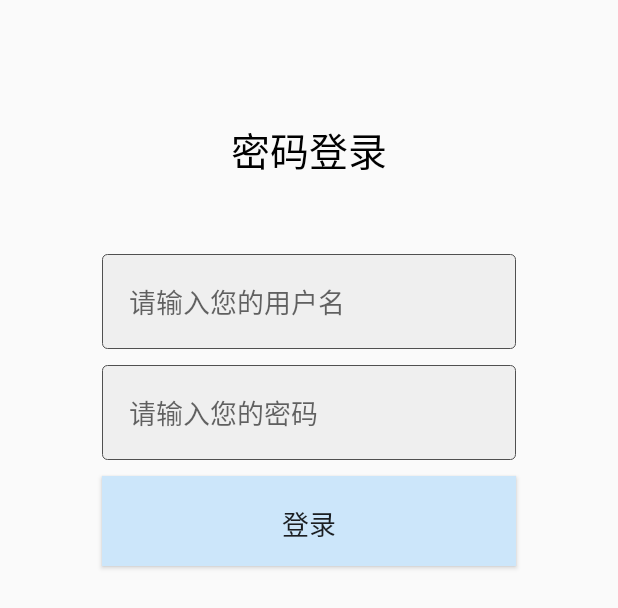
After one commit to CaoZhengIsNotErShiu/time_line_apk, an Android app: the layout setting_pager.xml on its own in the app's theme, with its tools: preview values and no code run, on a phone screen of 412 x 824 dp. The commit adds this screen. Shown: the top 608 px of the screen. Run offline under Robolectric (Android 15) with nearby library versions, the light colour scheme and no system bars.

```diff
--- a/app/build.gradle
+++ b/app/build.gradle
@@ -16,6 +16,7 @@ android {
             proguardFiles getDefaultProguardFile('proguard-android.txt'), 'proguard-rules.pro'
         }
     }
+    buildToolsVersion = '27.0.3'
 }
 
 dependencies {
--- a/app/src/main/java/com/sc/per/time_line/menudetailpager/tabdetailpager/TabDetailPager.java
+++ b/app/src/main/java/com/sc/per/time_line/menudetailpager/tabdetailpager/TabDetailPager.java
@@ -8,7 +8,6 @@ import android.view.ViewGroup;
 import android.widget.BaseAdapter;
 import android.widget.ImageView;
 import android.widget.LinearLayout;
-import android.widget.ListView;
 import android.widget.TextView;
 
 import com.google.gson.Gson;
@@ -20,7 +19,7 @@ import com.sc.per.time_line.entity.Menu;
 import com.sc.per.time_line.utils.CacheUtils;
 import com.sc.per.time_line.utils.Constants;
 import com.sc.per.time_line.view.HorizontalScrollViewPager;
-
+import com.sc.per.time_line.view.RefreshListView;
 
 import org.xutils.common.Callback;
 import org.xutils.common.util.DensityUtil;
@@ -39,7 +38,7 @@ public class TabDetailPager extends MenuDetailBasePager {
     private HorizontalScrollViewPager viewpager;
     private TextView tv_title;
     private LinearLayout ll_point_group;
-    private ListView list_item;
+    private RefreshListView list_item;
 
     private Menu menu;
 
--- /dev/null
+++ b/app/src/main/res/drawable/border_input_box.xml
@@ -0,0 +1,18 @@
+<?xml version="1.0" encoding="utf-8"?>
+<layer-list
+    xmlns:android="http://schemas.android.com/apk/res/android">
+    <item>
+        <shape
+            xmlns:android="http://schemas.android.com/apk/res/android"
+            android:shape="rectangle">
+            <solid
+                android:color="#EFEFEF"/>
+            <corners
+                android:radius="3dip"
+                />
+            <stroke
+                android:width="0.5px"
+                android:color="#505050"/>
+        </shape>
+    </item>
+</layer-list>
--- /dev/null
+++ b/app/src/main/res/layout/setting_pager.xml
@@ -0,0 +1,55 @@
+<LinearLayout xmlns:android="http://schemas.android.com/apk/res/android"
+    android:orientation="vertical"
+    android:layout_height="match_parent"
+    android:layout_width="match_parent"
+    style="@style/InputBoxStyle">
+
+    <TextView
+        android:id="@+id/edit_text"
+        android:layout_marginTop="80dp"
+        android:layout_width="match_parent"
+        android:layout_height="wrap_content"
+        android:text="密码登录"
+        android:textColor="@color/black"
+        android:textAlignment="center"
+        android:textSize="26sp" />
+
+
+
+    <EditText
+        android:id="@+id/username"
+        android:cursorVisible="true"
+        android:layout_marginTop="50dp"
+        android:layout_width="match_parent"
+        android:layout_height="wrap_content"
+        style="@style/EditTextStyle"
+        android:hint="请输入您的用户名"/>
+
+
+
+    <EditText
+        android:id="@+id/password"
+        style="@style/EditTextStyle"
+        android:layout_width="match_parent"
+        android:layout_height="wrap_content"
+        android:hint="请输入您的密码"/>
+
+
+
+    <Button
+        android:id="@+id/login"
+        style="@style/EditTextStyle"
+
+        android:background="#CCE6FA"
+        android:layout_height="60dp"
+        android:layout_width="match_parent"
+        android:layout_marginLeft="50dp"
+        android:layout_marginRight="50dp"
+        android:text="登录"
+        android:layout_gravity="center"
+        android:textAlignment="center"
+        android:textSize="18sp" />
+
+
+
+</LinearLayout>
--- a/app/src/main/res/layout/tabdetail_pager.xml
+++ b/app/src/main/res/layout/tabdetail_pager.xml
@@ -5,7 +5,7 @@
     android:layout_height="match_parent"
     android:orientation="vertical">
 
-    <ListView
+    <com.sc.per.time_line.view.RefreshListView
         android:id="@+id/list_item"
         android:cacheColorHint="@android:color/transparent"
         android:divider="@null"
--- a/app/src/main/res/values/styles.xml
+++ b/app/src/main/res/values/styles.xml
@@ -20,4 +20,22 @@
         <item name="android:layout_weight">1</item>
     </style>
 
+    <style name="InputBoxStyle">
+        <item name="android:layout_centerHorizontal">true</item>
+        <item name="android:layout_marginLeft">18dp</item>
+        <item name="android:layout_marginRight">18dp</item>
+        <item name="android:orientation">horizontal</item>
+    </style>
+
+    <style name="EditTextStyle">
+        <item name="android:layout_marginTop">5dp</item>
+        <item name="android:layout_marginRight">50dp</item>
+        <item name="android:layout_marginBottom">5dp</item>
+        <item name="android:layout_marginLeft">50dp</item>
+        <item name="android:background">@drawable/border_input_box</item>
+        <item name="android:padding">18dp</item>
+    </style>
+
+
+
 </resources>
```
Also changed, not shown: app/src/main/java/com/sc/per/time_line/page/SettingPager.java (+17 -11 lines), app/src/main/java/com/sc/per/time_line/view/RefreshListView.java (added, +195 -0 lines), app/src/main/res/drawable/custom_progressbar.xml (added, +21 -0 lines), app/src/main/res/layout/refresh_header.xml (added, +61 -0 lines), app/src/main/res/drawable-hdpi/arrow.png (added), 858 other files.
